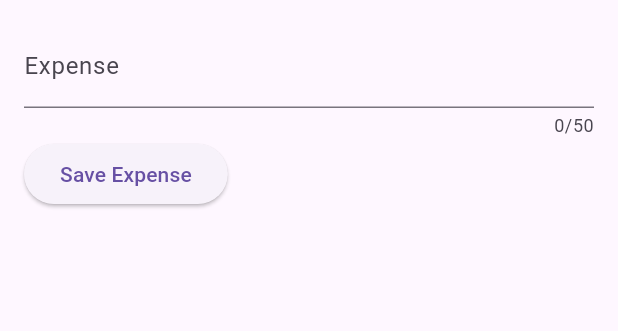
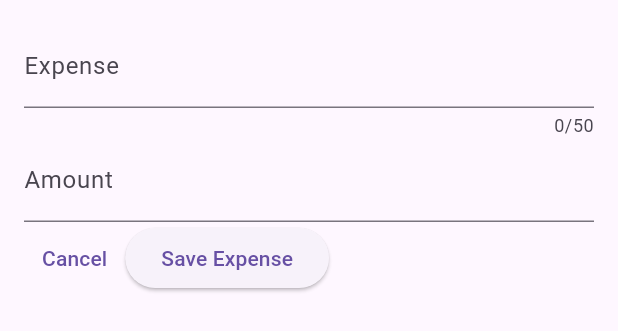
Before and after one commit to Amrendra29/expense_tracker, a Flutter app: the NewExpense widget shown alone on an empty page, opened directly, after a tap on "Save Expense", on a phone screen of 412 x 824 dp. Shown: the top 331 px of the screen. Run offline on Flutter 3.47's test engine with Material 3 defaults, Android fonts, the light colour scheme and no system bars.

Commit message:
update new_expense dart

```diff
--- a/lib/widgets/new_expense.dart
+++ b/lib/widgets/new_expense.dart
@@ -10,10 +10,11 @@ class NewExpense extends StatefulWidget {
 
 class _NewExpenseState extends State<NewExpense> {
   final _titleController = TextEditingController();
-
+  final _amountController = TextEditingController();
   @override
   void dispose() {
     _titleController.dispose();
+    _amountController.dispose();
     super.dispose();
   }
 
@@ -28,11 +29,22 @@ class _NewExpenseState extends State<NewExpense> {
             maxLength: 50,
             decoration: InputDecoration(label: Text('Expense')),
           ),
+          TextField(
+            controller: _amountController,
+            keyboardType: TextInputType.number,
+
+            decoration: InputDecoration(
+              prefixText: '\$',
+              label: Text('Amount'),
+            ),
+          ),
           Row(
             children: [
+              TextButton(onPressed: () {}, child: Text('Cancel')),
               ElevatedButton(
                 onPressed: () {
                   print(_titleController.text);
+                  print(_amountController.text);
                 },
                 child: Text('Save Expense'),
               ),
```
